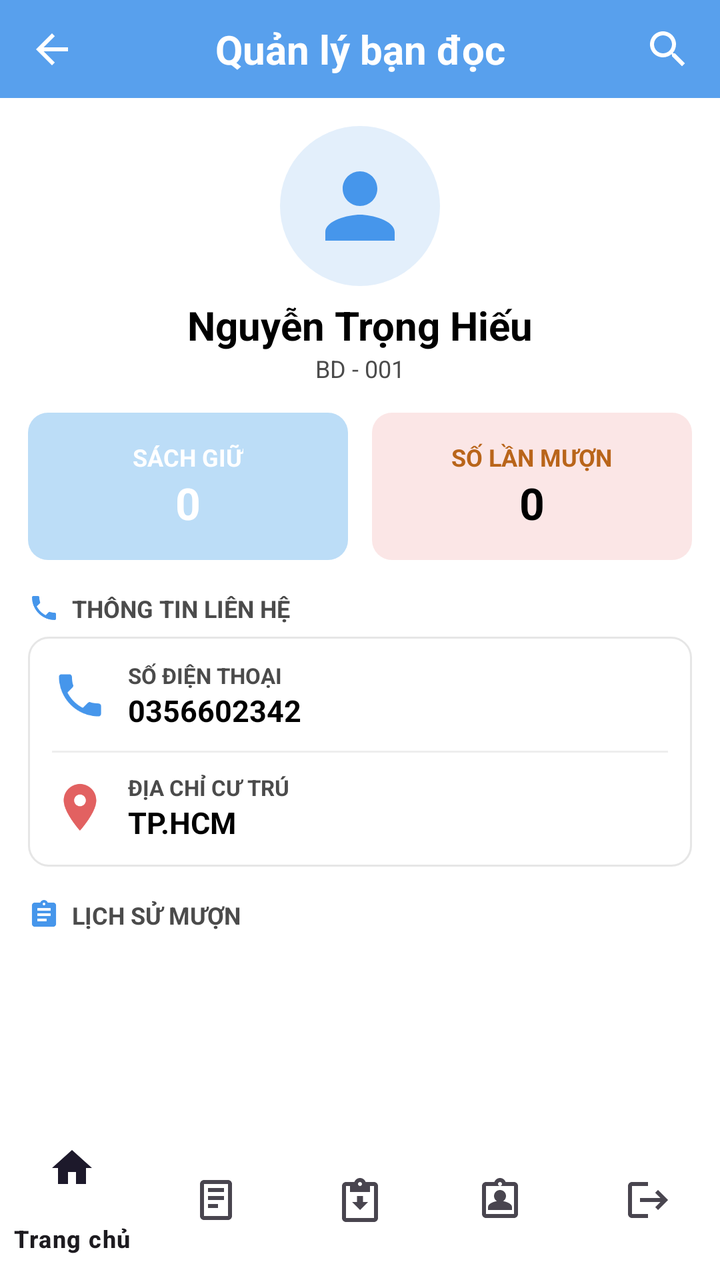
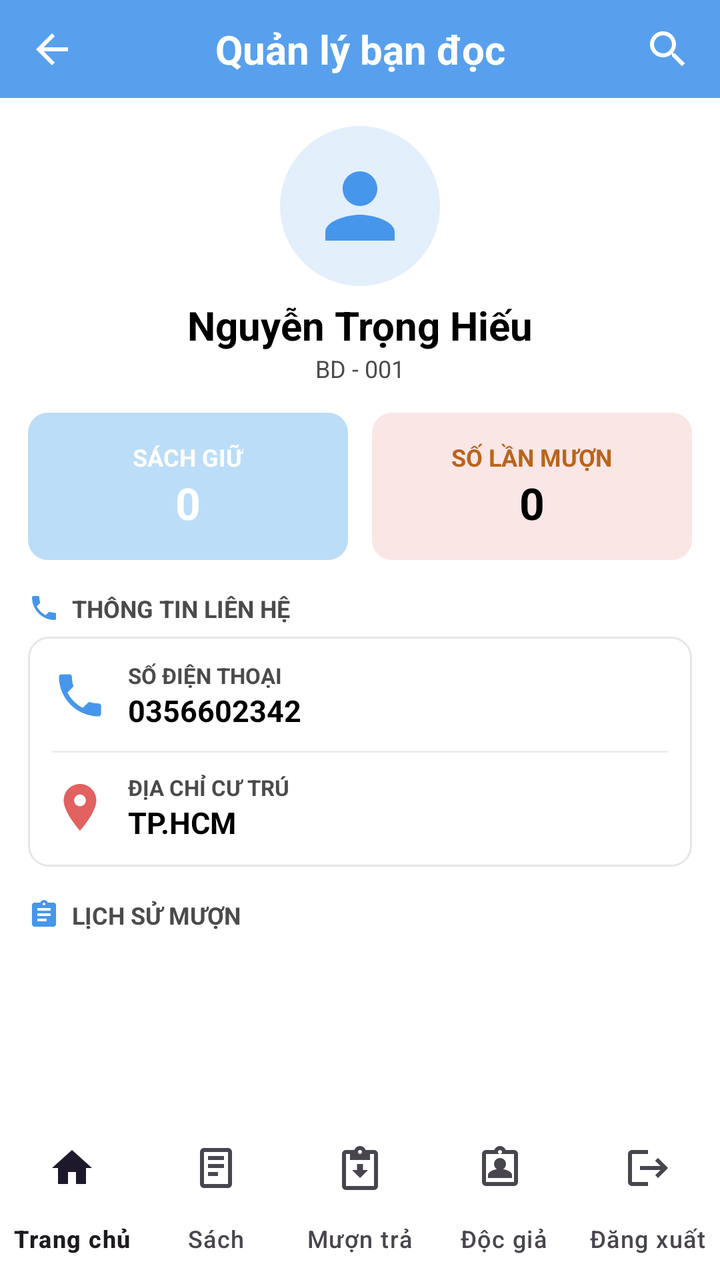

Screens rendered from an Android XML layout before and after an edit, with the pre-edit source and the edit as a unified diff.
<!-- AndroidManifest.xml: application theme Theme.QuanLyThuVien -->
<!-- res/layout/activity_bandoc_detail.xml -->
<?xml version="1.0" encoding="utf-8"?>
<androidx.constraintlayout.widget.ConstraintLayout xmlns:android="http://schemas.android.com/apk/res/android"
    xmlns:app="http://schemas.android.com/apk/res-auto"
    android:layout_width="match_parent"
    android:layout_height="match_parent"
    android:background="#FFFFFF">

    <androidx.constraintlayout.widget.ConstraintLayout
        android:id="@+id/header"
        android:layout_width="0dp"
        android:layout_height="49dp"
        android:background="@drawable/bg_header_sach"
        app:layout_constraintTop_toTopOf="parent"
        app:layout_constraintStart_toStartOf="parent"
        app:layout_constraintEnd_toEndOf="parent">

        <ImageView
            android:id="@+id/btnBack"
            android:layout_width="28dp"
            android:layout_height="28dp"
            android:layout_marginStart="12dp"
            android:padding="2dp"
            android:src="@drawable/ic_arrow_back"
            android:background="?attr/selectableItemBackgroundBorderless"
            android:contentDescription="Quay lại"
            app:layout_constraintTop_toTopOf="parent"
            app:layout_constraintBottom_toBottomOf="parent"
            app:layout_constraintStart_toStartOf="parent" />

        <TextView
            android:layout_width="wrap_content"
            android:layout_height="wrap_content"
            android:text="Quản lý bạn đọc"
            android:textColor="#FFFFFF"
            android:textSize="20sp"
            android:textStyle="bold"
            app:layout_constraintTop_toTopOf="parent"
            app:layout_constraintBottom_toBottomOf="parent"
            app:layout_constraintStart_toStartOf="parent"
            app:layout_constraintEnd_toEndOf="parent" />

        <ImageView
            android:layout_width="28dp"
            android:layout_height="28dp"
            android:layout_marginEnd="12dp"
            android:padding="2dp"
            android:src="@drawable/ic_search"
            android:background="?attr/selectableItemBackgroundBorderless"
            android:contentDescription="Tìm kiếm"
            app:layout_constraintTop_toTopOf="parent"
            app:layout_constraintBottom_toBottomOf="parent"
            app:layout_constraintEnd_toEndOf="parent" />
    </androidx.constraintlayout.widget.ConstraintLayout>

    <ScrollView
        android:layout_width="0dp"
        android:layout_height="0dp"
        android:fillViewport="true"
        app:layout_constraintTop_toBottomOf="@id/header"
        app:layout_constraintStart_toStartOf="parent"
        app:layout_constraintEnd_toEndOf="parent"
        app:layout_constraintBottom_toTopOf="@id/bottomNav">

        <LinearLayout
            android:layout_width="match_parent"
            android:layout_height="wrap_content"
            android:orientation="vertical"
            android:padding="14dp">

            
            <FrameLayout
                android:layout_width="80dp"
                android:layout_height="80dp"
                android:layout_gravity="center_horizontal"
                android:background="@drawable/bg_avatar_circle">

                <ImageView
                    android:layout_width="match_parent"
                    android:layout_height="match_parent"
                    android:padding="14dp"
                    android:src="@drawable/ic_person_filled"
                    android:contentDescription="Avatar" />
            </FrameLayout>

            <TextView
                android:id="@+id/tvTen"
                android:layout_width="wrap_content"
                android:layout_height="wrap_content"
                android:layout_gravity="center_horizontal"
                android:layout_marginTop="6dp"
                android:text="Nguyễn Trọng Hiếu"
                android:textColor="#000000"
                android:textSize="20sp"
                android:textStyle="bold" />

            <TextView
                android:id="@+id/tvMaBd"
                android:layout_width="wrap_content"
                android:layout_height="wrap_content"
                android:layout_gravity="center_horizontal"
                android:text="BD - 001"
                android:textColor="#4B4B4B"
                android:textSize="12sp" />

            
            <LinearLayout
                android:layout_width="match_parent"
                android:layout_height="wrap_content"
                android:layout_marginTop="14dp"
                android:orientation="horizontal">

                <LinearLayout
                    android:layout_width="0dp"
                    android:layout_height="wrap_content"
                    android:layout_weight="1"
                    android:layout_marginEnd="6dp"
                    android:orientation="vertical"
                    android:gravity="center"
                    android:padding="14dp"
                    android:background="@drawable/bg_stat_blue">

                    <TextView
                        android:layout_width="wrap_content"
                        android:layout_height="wrap_content"
                        android:text="SÁCH GIỮ"
                        android:textColor="#FFFFFF"
                        android:textSize="12sp"
                        android:textStyle="bold" />

                    <TextView
                        android:id="@+id/tvSachGiu"
                        android:layout_width="wrap_content"
                        android:layout_height="wrap_content"
                        android:text="0"
                        android:textColor="#FFFFFF"
                        android:textSize="22sp"
                        android:textStyle="bold" />
                </LinearLayout>

                <LinearLayout
                    android:layout_width="0dp"
                    android:layout_height="wrap_content"
                    android:layout_weight="1"
                    android:layout_marginStart="6dp"
                    android:orientation="vertical"
                    android:gravity="center"
                    android:padding="14dp"
                    android:background="@drawable/bg_stat_pink">

                    <TextView
                        android:layout_width="wrap_content"
                        android:layout_height="wrap_content"
                        android:text="SỐ LẦN MƯỢN"
                        android:textColor="#B9651A"
                        android:textSize="12sp"
                        android:textStyle="bold" />

                    <TextView
                        android:id="@+id/tvLanMuon"
                        android:layout_width="wrap_content"
                        android:layout_height="wrap_content"
                        android:text="0"
                        android:textColor="#000000"
                        android:textSize="22sp"
                        android:textStyle="bold" />
                </LinearLayout>
            </LinearLayout>

            
            <LinearLayout
                android:layout_width="wrap_content"
                android:layout_height="wrap_content"
                android:layout_marginTop="16dp"
                android:orientation="horizontal"
                android:gravity="center_vertical">

                <ImageView
                    android:layout_width="16dp"
                    android:layout_height="16dp"
                    android:src="@drawable/ic_phone"
                    android:contentDescription="Liên hệ" />

                <TextView
                    android:layout_width="wrap_content"
                    android:layout_height="wrap_content"
                    android:layout_marginStart="6dp"
                    android:text="THÔNG TIN LIÊN HỆ"
                    android:textColor="#4B4B4B"
                    android:textSize="12sp"
                    android:textStyle="bold" />
            </LinearLayout>

            <LinearLayout
                android:layout_width="match_parent"
                android:layout_height="wrap_content"
                android:layout_marginTop="6dp"
                android:orientation="vertical"
                android:padding="12dp"
                android:background="@drawable/bg_phieu_card">

                <LinearLayout
                    android:layout_width="match_parent"
                    android:layout_height="wrap_content"
                    android:orientation="horizontal"
                    android:gravity="center_vertical">

                    <ImageView
                        android:layout_width="28dp"
                        android:layout_height="28dp"
                        android:src="@drawable/ic_phone"
                        android:contentDescription="SĐT" />

                    <LinearLayout
                        android:layout_width="0dp"
                        android:layout_height="wrap_content"
                        android:layout_weight="1"
                        android:layout_marginStart="10dp"
                        android:orientation="vertical">

                        <TextView
                            android:layout_width="wrap_content"
                            android:layout_height="wrap_content"
                            android:text="SỐ ĐIỆN THOẠI"
                            android:textColor="#4B4B4B"
                            android:textSize="11sp"
                            android:textStyle="bold" />

                        <TextView
                            android:id="@+id/tvSdt"
                            android:layout_width="wrap_content"
                            android:layout_height="wrap_content"
                            android:text="0356602342"
                            android:textColor="#000000"
                            android:textSize="15sp"
                            android:textStyle="bold" />
                    </LinearLayout>
                </LinearLayout>

                <View
                    android:layout_width="match_parent"
                    android:layout_height="1dp"
                    android:layout_marginVertical="10dp"
                    android:background="#EEEEEE" />

                <LinearLayout
                    android:layout_width="match_parent"
                    android:layout_height="wrap_content"
                    android:orientation="horizontal"
                    android:gravity="center_vertical">

                    <ImageView
                        android:layout_width="28dp"
                        android:layout_height="28dp"
                        android:src="@drawable/ic_location"
                        android:contentDescription="Địa chỉ" />

                    <LinearLayout
                        android:layout_width="0dp"
                        android:layout_height="wrap_content"
                        android:layout_weight="1"
                        android:layout_marginStart="10dp"
                        android:orientation="vertical">

                        <TextView
                            android:layout_width="wrap_content"
                            android:layout_height="wrap_content"
                            android:text="ĐỊA CHỈ CƯ TRÚ"
                            android:textColor="#4B4B4B"
                            android:textSize="11sp"
                            android:textStyle="bold" />

                        <TextView
                            android:id="@+id/tvDiaChi"
                            android:layout_width="wrap_content"
                            android:layout_height="wrap_content"
                            android:text="TP.HCM"
                            android:textColor="#000000"
                            android:textSize="15sp"
                            android:textStyle="bold" />
                    </LinearLayout>
                </LinearLayout>
            </LinearLayout>

            
            <LinearLayout
                android:layout_width="wrap_content"
                android:layout_height="wrap_content"
                android:layout_marginTop="16dp"
                android:orientation="horizontal"
                android:gravity="center_vertical">

                <ImageView
                    android:layout_width="16dp"
                    android:layout_height="16dp"
                    android:src="@drawable/ic_clipboard_list"
                    android:contentDescription="Lịch sử" />

                <TextView
                    android:layout_width="wrap_content"
                    android:layout_height="wrap_content"
                    android:layout_marginStart="6dp"
                    android:text="LỊCH SỬ MƯỢN"
                    android:textColor="#4B4B4B"
                    android:textSize="12sp"
                    android:textStyle="bold" />
            </LinearLayout>

            <androidx.recyclerview.widget.RecyclerView
                android:id="@+id/rvLichSu"
                android:layout_width="match_parent"
                android:layout_height="wrap_content"
                android:layout_marginTop="6dp"
                android:overScrollMode="never"
                android:nestedScrollingEnabled="false" />

            <TextView
                android:id="@+id/tvLichSuEmpty"
                android:layout_width="match_parent"
                android:layout_height="wrap_content"
                android:gravity="center"
                android:padding="16dp"
                android:text="Chưa có lịch sử mượn"
                android:textColor="#9AA3AE"
                android:textSize="13sp"
                android:visibility="gone" />
        </LinearLayout>
    </ScrollView>

    <com.google.android.material.bottomnavigation.BottomNavigationView
        android:id="@+id/bottomNav"
        android:layout_width="0dp"
        android:layout_height="wrap_content"
        android:background="#FFFFFF"
        app:menu="@menu/bottom_nav_menu"
        app:layout_constraintStart_toStartOf="parent"
        app:layout_constraintEnd_toEndOf="parent"
        app:layout_constraintBottom_toBottomOf="parent" />

</androidx.constraintlayout.widget.ConstraintLayout>
<!-- resources referenced by this layout -->
<resources>
  <!-- drawable bg_avatar_circle (drawable) -->
  <?xml version="1.0" encoding="utf-8"?>
  <shape xmlns:android="http://schemas.android.com/apk/res/android"
      android:shape="oval">
      <solid android:color="#E3EFFB" />
  </shape>
  <!-- drawable bg_header_sach (drawable) -->
  <?xml version="1.0" encoding="utf-8"?>
  <shape xmlns:android="http://schemas.android.com/apk/res/android"
      android:shape="rectangle">
      <solid android:color="#E64696EB" />
  </shape>
  <!-- drawable bg_phieu_card (drawable) -->
  <?xml version="1.0" encoding="utf-8"?>
  <shape xmlns:android="http://schemas.android.com/apk/res/android"
      android:shape="rectangle">
      <solid android:color="#FFFFFF" />
      <stroke android:width="1dp" android:color="#E6E6E6" />
      <corners android:radius="10dp" />
  </shape>
  <!-- drawable bg_stat_blue (drawable) -->
  <?xml version="1.0" encoding="utf-8"?>
  <shape xmlns:android="http://schemas.android.com/apk/res/android"
      android:shape="rectangle">
      <solid android:color="#BCDDF7" />
      <corners android:radius="10dp" />
  </shape>
  <!-- drawable bg_stat_pink (drawable) -->
  <?xml version="1.0" encoding="utf-8"?>
  <shape xmlns:android="http://schemas.android.com/apk/res/android"
      android:shape="rectangle">
      <solid android:color="#FBE6E6" />
      <corners android:radius="10dp" />
  </shape>
  <!-- drawable ic_arrow_back (drawable) -->
  <vector xmlns:android="http://schemas.android.com/apk/res/android"
      android:width="24dp"
      android:height="24dp"
      android:viewportWidth="24"
      android:viewportHeight="24"
      android:tint="#FFFFFF">
      <path
          android:fillColor="#FFFFFF"
          android:pathData="M20,11H7.83l5.59,-5.59L12,4l-8,8 8,8 1.41,-1.41L7.83,13H20v-2z"/>
  </vector>
  <!-- drawable ic_location (drawable) -->
  <?xml version="1.0" encoding="utf-8"?>
  <vector xmlns:android="http://schemas.android.com/apk/res/android"
      android:width="24dp"
      android:height="24dp"
      android:viewportWidth="24"
      android:viewportHeight="24"
      android:tint="#E26161">
      <path
          android:fillColor="#E26161"
          android:pathData="M12,2C8.13,2 5,5.13 5,9c0,5.25 7,13 7,13s7,-7.75 7,-13c0,-3.87 -3.13,-7 -7,-7zM12,11.5c-1.38,0 -2.5,-1.12 -2.5,-2.5s1.12,-2.5 2.5,-2.5 2.5,1.12 2.5,2.5 -1.12,2.5 -2.5,2.5z" />
  </vector>
  <!-- drawable ic_person_filled (drawable) -->
  <?xml version="1.0" encoding="utf-8"?>
  <vector xmlns:android="http://schemas.android.com/apk/res/android"
      android:width="24dp"
      android:height="24dp"
      android:viewportWidth="24"
      android:viewportHeight="24"
      android:tint="#4696EB">
      <path
          android:fillColor="#4696EB"
          android:pathData="M12,12c2.21,0 4,-1.79 4,-4s-1.79,-4 -4,-4 -4,1.79 -4,4 1.79,4 4,4zM12,14c-2.67,0 -8,1.34 -8,4v2h16v-2c0,-2.66 -5.33,-4 -8,-4z" />
  </vector>
  <style name="Theme.QuanLyThuVien" parent="Base.Theme.QuanLyThuVien" />
  <style name="Base.Theme.QuanLyThuVien" parent="Theme.Material3.DayNight.NoActionBar">
          <item name="colorPrimary">@color/colorPrimary</item>
          <item name="colorPrimaryVariant">@color/colorPrimaryDark</item>
          <item name="colorOnPrimary">@color/white</item>
          
          <item name="android:statusBarColor" tools:targetApi="l">@android:color/transparent</item>
          <item name="android:windowLightStatusBar" tools:targetApi="m">false</item>
      </style>
  <color name="colorPrimary">#4696EB</color>
  <color name="colorPrimaryDark">#4F91D7</color>
  <color name="white">#FFFFFFFF</color>
  <!-- unchanged entries left out for length: 3 -->
</resources>

<!-- the commit's change to res/layout/activity_bandoc_detail.xml (unified diff, before → after) -->
@@ -332,6 +332,7 @@
         android:layout_height="wrap_content"
         android:background="#FFFFFF"
         app:menu="@menu/bottom_nav_menu"
+        app:labelVisibilityMode="labeled"
         app:layout_constraintStart_toStartOf="parent"
         app:layout_constraintEnd_toEndOf="parent"
         app:layout_constraintBottom_toBottomOf="parent" />
